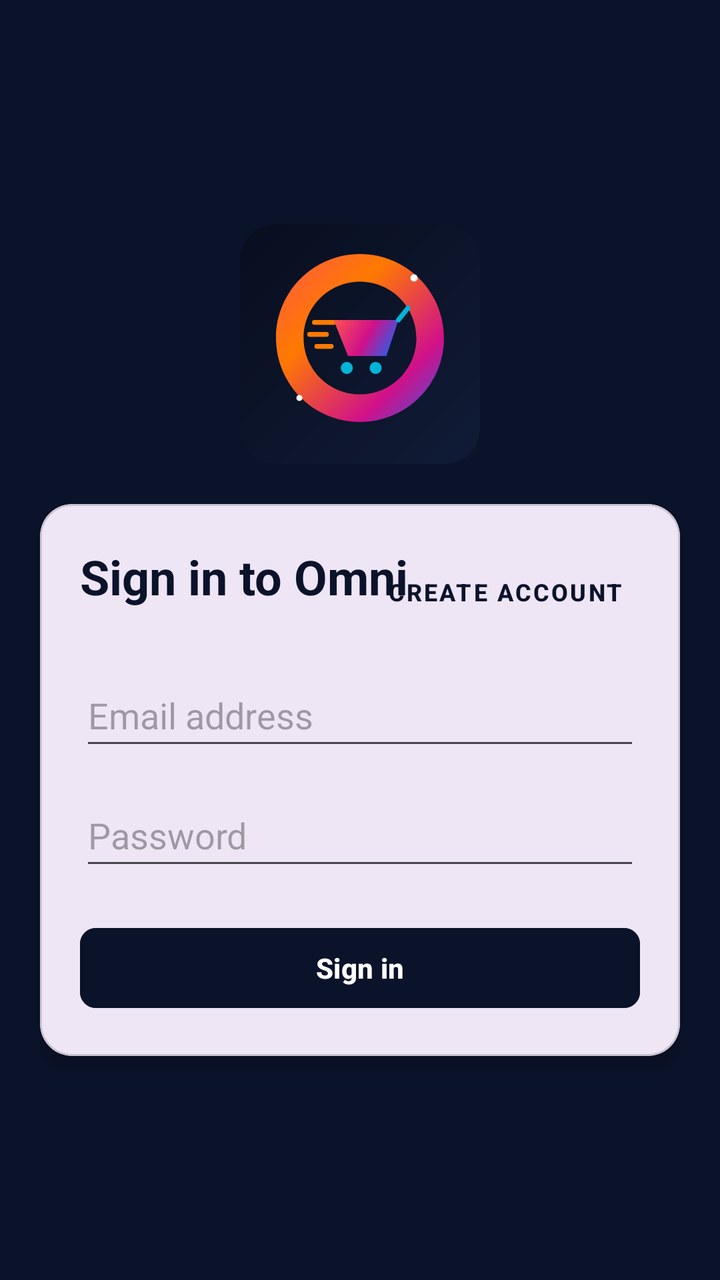
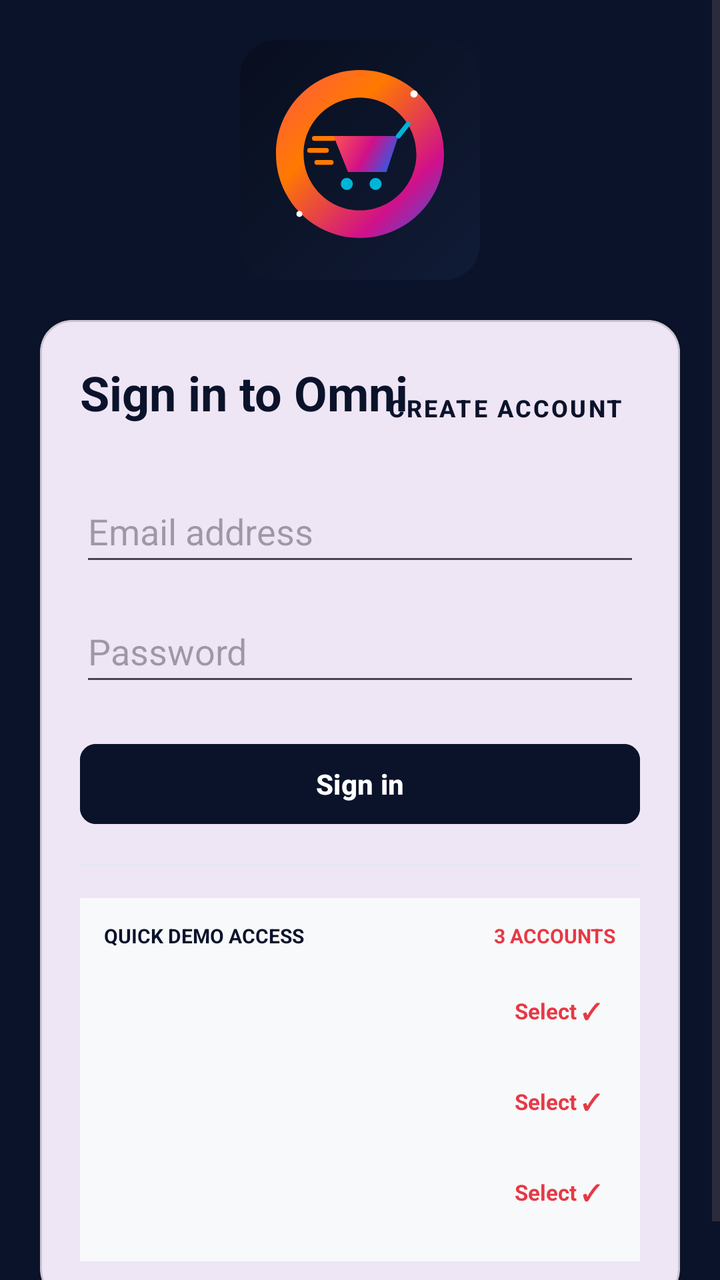

The first picture is an Android layout as it rendered before a commit; the second is the same layout after the commit. The layout source and the unified diff follow.
<!-- AndroidManifest.xml: application theme Theme.OmniEcommercePlatform -->
<!-- res/layout/fragment_sign_in.xml -->
<?xml version="1.0" encoding="utf-8"?>
<ScrollView xmlns:android="http://schemas.android.com/apk/res/android"
    xmlns:app="http://schemas.android.com/apk/res-auto"
    android:layout_width="match_parent"
    android:layout_height="match_parent"
    android:background="#0B132B"
    android:fillViewport="true">

    <LinearLayout
        android:layout_width="match_parent"
        android:layout_height="wrap_content"
        android:gravity="center"
        android:orientation="vertical"
        android:padding="20dp">

        <ImageView
            android:id="@+id/imgAuthLogo"
            android:layout_width="120dp"
            android:layout_height="120dp"
            android:contentDescription="Omni Logo"
            android:src="@drawable/ic_omni_logo" />

        <com.google.android.material.card.MaterialCardView
            android:layout_width="match_parent"
            android:layout_height="wrap_content"
            android:layout_marginTop="20dp"
            app:cardCornerRadius="16dp"
            app:cardElevation="6dp">

            <LinearLayout
                android:layout_width="match_parent"
                android:layout_height="wrap_content"
                android:orientation="vertical"
                android:padding="20dp">

                <RelativeLayout
                    android:layout_width="match_parent"
                    android:layout_height="wrap_content">

                    <TextView
                        android:id="@+id/tvAuthTitle"
                        android:layout_width="wrap_content"
                        android:layout_height="wrap_content"
                        android:text="Sign in to Omni"
                        android:textColor="#0B132B"
                        android:textSize="24sp"
                        android:textStyle="bold" />

                    <Button
                        android:id="@+id/btnToggleAuth"
                        style="@style/Widget.MaterialComponents.Button.TextButton"
                        android:layout_width="wrap_content"
                        android:layout_height="wrap_content"
                        android:layout_alignParentEnd="true"
                        android:text="Create Account"
                        android:textColor="#0B132B"
                        android:textSize="12sp"
                        android:textStyle="bold" />
                </RelativeLayout>

                <EditText
                    android:id="@+id/etFullName"
                    android:layout_width="match_parent"
                    android:layout_height="48dp"
                    android:layout_marginTop="12dp"
                    android:hint="Full Name"
                    android:inputType="textPersonName"
                    android:visibility="gone" />

                <EditText
                    android:id="@+id/etEmail"
                    android:layout_width="match_parent"
                    android:layout_height="48dp"
                    android:layout_marginTop="12dp"
                    android:hint="Email address"
                    android:inputType="textEmailAddress" />

                <EditText
                    android:id="@+id/etPassword"
                    android:layout_width="match_parent"
                    android:layout_height="48dp"
                    android:layout_marginTop="12dp"
                    android:hint="Password"
                    android:inputType="textPassword" />

                <EditText
                    android:id="@+id/etPhone"
                    android:layout_width="match_parent"
                    android:layout_height="48dp"
                    android:layout_marginTop="12dp"
                    android:hint="Phone Number (+91)"
                    android:inputType="phone"
                    android:visibility="gone" />

                <EditText
                    android:id="@+id/etStreet"
                    android:layout_width="match_parent"
                    android:layout_height="48dp"
                    android:layout_marginTop="12dp"
                    android:hint="Delivery Street Address"
                    android:inputType="textPostalAddress"
                    android:visibility="gone" />

                <EditText
                    android:id="@+id/etPincode"
                    android:layout_width="match_parent"
                    android:layout_height="48dp"
                    android:layout_marginTop="12dp"
                    android:hint="PIN Code"
                    android:inputType="number"
                    android:visibility="gone" />

                <LinearLayout
                    android:id="@+id/layoutCityState"
                    android:layout_width="match_parent"
                    android:layout_height="wrap_content"
                    android:layout_marginTop="12dp"
                    android:orientation="horizontal"
                    android:visibility="gone">

                    <EditText
                        android:id="@+id/etCity"
                        android:layout_width="0dp"
                        android:layout_height="48dp"
                        android:layout_weight="1"
                        android:hint="City" />

                    <EditText
                        android:id="@+id/etState"
                        android:layout_width="0dp"
                        android:layout_height="48dp"
                        android:layout_weight="1"
                        android:hint="State" />
                </LinearLayout>

                <Button
                    android:id="@+id/btnSubmitAuth"
                    android:layout_width="match_parent"
                    android:layout_height="48dp"
                    android:layout_marginTop="20dp"
                    android:backgroundTint="#0B132B"
                    android:text="Sign in"
                    android:textColor="#FFFFFF"
                    android:textStyle="bold"
                    app:cornerRadius="8dp" />
            </LinearLayout>
        </com.google.android.material.card.MaterialCardView>
    </LinearLayout>
</ScrollView>
<!-- resources referenced by this layout -->
<resources>
  <!-- drawable ic_omni_logo: vector/xml drawable (drawable, 3261 chars, omitted) -->
  <style name="Theme.OmniEcommercePlatform" parent="Base.Theme.OmniEcommercePlatform" />
  <style name="Base.Theme.OmniEcommercePlatform" parent="Theme.Material3.DayNight.NoActionBar">
          
          
      </style>
</resources>

<!-- the commit's change to res/layout/fragment_sign_in.xml (unified diff, before → after) -->
@@ -143,7 +143,104 @@
                     android:textColor="#FFFFFF"
                     android:textStyle="bold"
                     app:cornerRadius="8dp" />
+
+                <View
+                    android:layout_width="match_parent"
+                    android:layout_height="1dp"
+                    android:layout_marginVertical="16dp"
+                    android:background="#E2E8F0" />
+
+                
+                <LinearLayout
+                    android:id="@+id/layoutDemoAccounts"
+                    android:layout_width="match_parent"
+                    android:layout_height="wrap_content"
+                    android:background="#F8F9FA"
+                    android:orientation="vertical"
+                    android:padding="12dp">
+
+                    <RelativeLayout
+                        android:layout_width="match_parent"
+                        android:layout_height="wrap_content"
+                        android:layout_marginBottom="8dp">
+
+                        <TextView
+                            android:layout_width="wrap_content"
+                            android:layout_height="wrap_content"
+                            android:text="QUICK DEMO ACCESS"
+                            android:textColor="#0B132B"
+                            android:textSize="10sp"
+                            android:textStyle="bold" />
+
+                        <TextView
+                            android:layout_width="wrap_content"
+                            android:layout_height="wrap_content"
+                            android:layout_alignParentEnd="true"
+                            android:text="3 ACCOUNTS"
+                            android:textColor="#E63946"
+                            android:textSize="10sp"
+                            android:textStyle="bold" />
+                    </RelativeLayout>
+
+                    
+                    <include
+                        android:id="@+id/demoAccount1"
+                        layout="@layout/item_demo_account" />
+
+                    
+                    <include
+                        android:id="@+id/demoAccount2"
+                        layout="@layout/item_demo_account" />
+
+                    
+                    <include
+                        android:id="@+id/demoAccount3"
+                        layout="@layout/item_demo_account" />
+                </LinearLayout>
             </LinearLayout>
         </com.google.android.material.card.MaterialCardView>
     </LinearLayout>
 </ScrollView>
+<!-- res/layout/item_demo_account.xml (included above) -->
+<?xml version="1.0" encoding="utf-8"?>
+<RelativeLayout xmlns:android="http://schemas.android.com/apk/res/android"
+    android:id="@+id/layoutDemoItem"
+    android:layout_width="match_parent"
+    android:layout_height="wrap_content"
+    android:background="?attr/selectableItemBackground"
+    android:clickable="true"
+    android:focusable="true"
+    android:padding="8dp">
+
+    <LinearLayout
+        android:layout_width="wrap_content"
+        android:layout_height="wrap_content"
+        android:orientation="vertical">
+
+        <TextView
+            android:id="@+id/tvDemoLabel"
+            android:layout_width="wrap_content"
+            android:layout_height="wrap_content"
+            android:textColor="#0B132B"
+            android:textSize="11sp"
+            android:textStyle="bold" />
+
+        <TextView
+            android:id="@+id/tvDemoEmail"
+            android:layout_width="wrap_content"
+            android:layout_height="wrap_content"
+            android:textColor="#6C757D"
+            android:textSize="11sp" />
+    </LinearLayout>
+
+    <TextView
+        android:id="@+id/tvDemoAction"
+        android:layout_width="wrap_content"
+        android:layout_height="wrap_content"
+        android:layout_alignParentEnd="true"
+        android:layout_centerVertical="true"
+        android:text="Select ✓"
+        android:textColor="#E63946"
+        android:textSize="11sp"
+        android:textStyle="bold" />
+</RelativeLayout>
